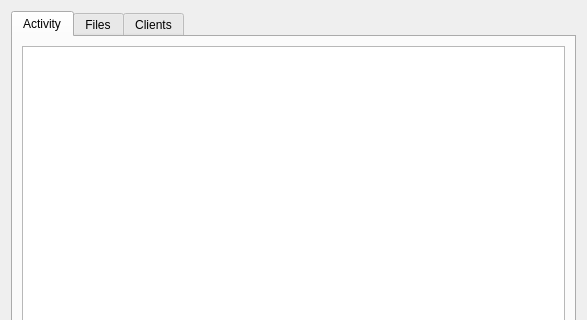
ezEngine/ezEngine, file Tools/EditorPluginFileserve/FileserveUI/FileserveWidget.ui: the form before one commit; both pictures show x 0 to 587 and y 0 to 320 of the 587 by 501 pixel window.
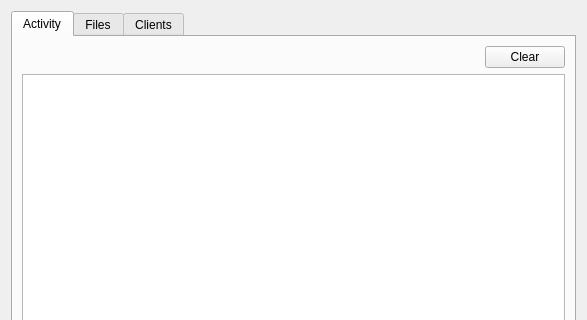
The form after the commit. The open tabs and pages were chosen to show the change.

Commit message: Fileserve UI is more usable now.

Patch:
```diff
--- a/Tools/EditorPluginFileserve/FileserveUI/FileserveWidget.ui
+++ b/Tools/EditorPluginFileserve/FileserveUI/FileserveWidget.ui
@@ -23,9 +23,55 @@
       <attribute name="title">
        <string>Activity</string>
       </attribute>
-      <layout class="QHBoxLayout" name="horizontalLayout_2">
+      <layout class="QVBoxLayout" name="verticalLayout_2">
        <item>
-        <widget class="QListWidget" name="ActivityList"/>
+        <layout class="QHBoxLayout" name="horizontalLayout_2">
+         <item>
+          <spacer name="horizontalSpacer">
+           <property name="orientation">
+            <enum>Qt::Horizontal</enum>
+           </property>
+           <property name="sizeHint" stdset="0">
+            <size>
+             <width>40</width>
+             <height>20</height>
+            </size>
+           </property>
+          </spacer>
+         </item>
+         <item>
+          <widget class="QPushButton" name="ClearActivityButton">
+           <property name="text">
+            <string>Clear</string>
+           </property>
+          </widget>
+         </item>
+        </layout>
+       </item>
+       <item>
+        <widget class="QTableView" name="ActivityList">
+         <property name="editTriggers">
+          <set>QAbstractItemView::NoEditTriggers</set>
+         </property>
+         <property name="alternatingRowColors">
+          <bool>true</bool>
+         </property>
+         <property name="selectionBehavior">
+          <enum>QAbstractItemView::SelectRows</enum>
+         </property>
+         <property name="showGrid">
+          <bool>false</bool>
+         </property>
+         <property name="wordWrap">
+          <bool>false</bool>
+         </property>
+         <attribute name="horizontalHeaderStretchLastSection">
+          <bool>true</bool>
+         </attribute>
+         <attribute name="verticalHeaderVisible">
+          <bool>false</bool>
+         </attribute>
+        </widget>
        </item>
       </layout>
      </widget>
```
Left out of the diff: 57 changed lines with no effect on the pictures. The commit also changes 10 other files.
